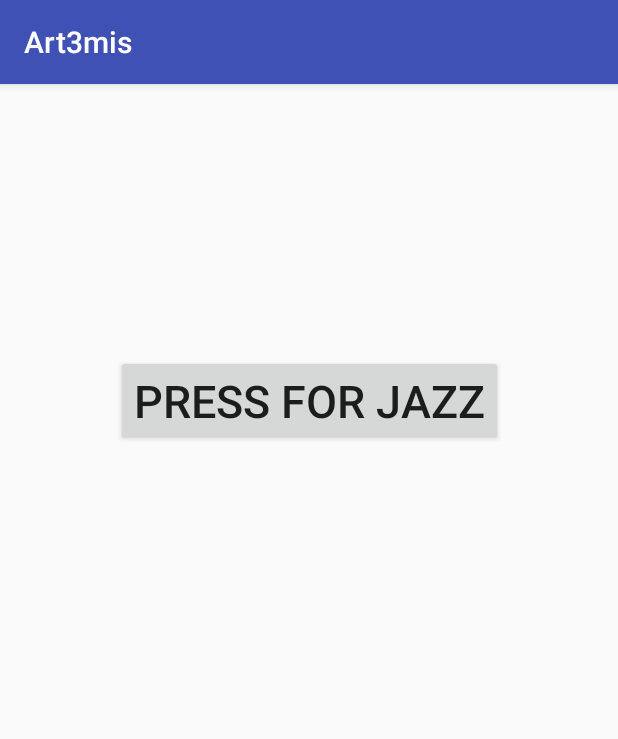
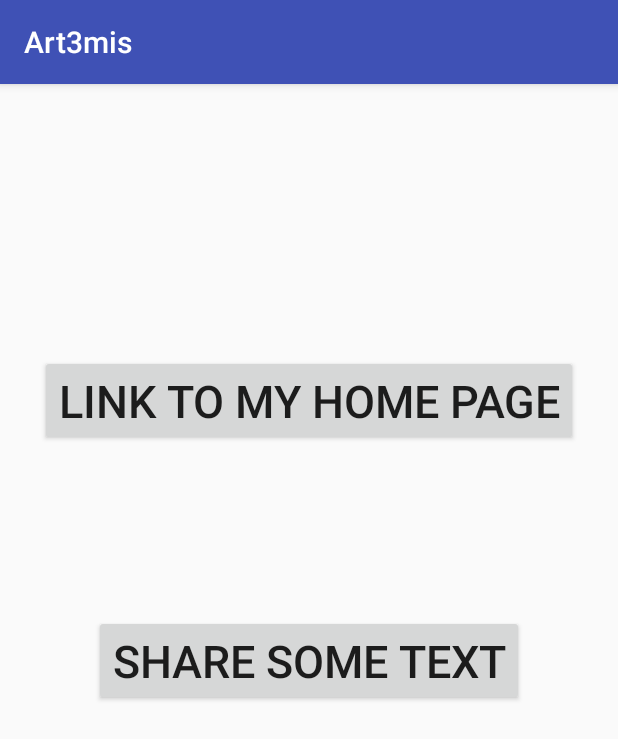
Before and after one commit to JasonTang99/Art3mis, an Android app: the screen it shows after launch (MainActivity), on a phone screen of 412 x 824 dp. Shown: the top 739 px of the screen. Run offline under Robolectric (Android 15) with nearby library versions, the phone set to English and light mode, and no system bars.

Commit message:
Added Share intent

```diff
--- a/app/src/main/res/layout/activity_main.xml
+++ b/app/src/main/res/layout/activity_main.xml
@@ -15,8 +15,8 @@
     android:layout_marginRight="8dp"
     android:layout_marginStart="8dp"
     android:layout_marginTop="8dp"
-    android:onClick="Jazz"
-    android:text="Press for Jazz"
+    android:onClick="openHomePage"
+    android:text="@string/homeLink"
     android:textSize="30sp"
     app:layout_constraintBottom_toBottomOf="parent"
     app:layout_constraintEnd_toEndOf="parent"
@@ -24,4 +24,22 @@
     app:layout_constraintTop_toTopOf="parent"
     app:layout_constraintVertical_bias="0.25" />
 
+  <Button
+    android:layout_width="wrap_content"
+    android:layout_height="wrap_content"
+    android:layout_marginBottom="8dp"
+    android:layout_marginEnd="8dp"
+    android:layout_marginLeft="8dp"
+    android:layout_marginRight="8dp"
+    android:layout_marginStart="8dp"
+    android:layout_marginTop="8dp"
+    android:onClick="shareText"
+    android:text="Share Some Text"
+    android:textSize="30sp"
+    app:layout_constraintBottom_toBottomOf="parent"
+    app:layout_constraintEnd_toEndOf="parent"
+    app:layout_constraintStart_toStartOf="parent"
+    app:layout_constraintTop_toTopOf="parent"
+    app:layout_constraintVertical_bias="0.5" />
+
 </android.support.constraint.ConstraintLayout>
--- a/app/src/main/res/values/strings.xml
+++ b/app/src/main/res/values/strings.xml
@@ -1,3 +1,4 @@
 <resources>
   <string name="app_name">Art3mis</string>
+  <string name="homeLink">Link to my Home Page</string>
 </resources>
```
Also changed, not shown: app/src/main/java/com/example/jason/art3mis/MainActivity.java (+12 -7 lines).
